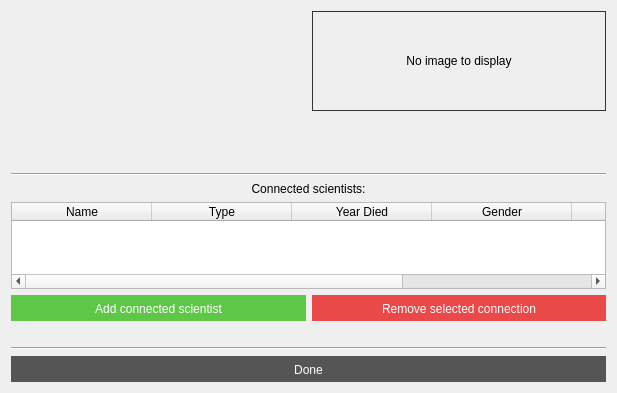
Above: VL1-project/computerinfowindow.ui from birkirk/vln1-35 before the change. Below: the same form after it.
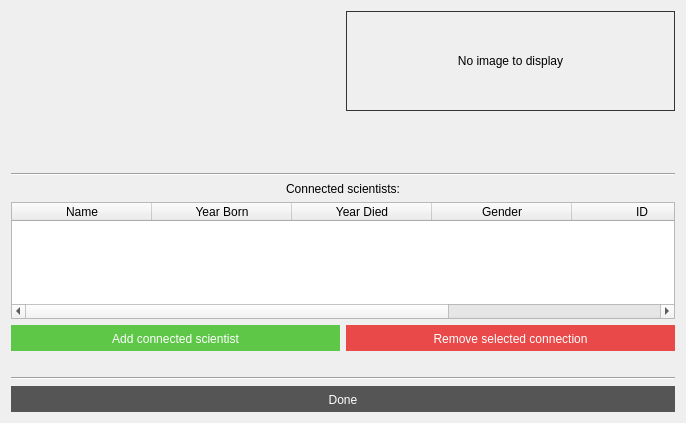
That is the form after the change.

Patch:
```diff
--- a/VL1-project/computerinfowindow.ui
+++ b/VL1-project/computerinfowindow.ui
@@ -6,8 +6,8 @@
    <rect>
     <x>0</x>
     <y>0</y>
-    <width>617</width>
-    <height>393</height>
+    <width>686</width>
+    <height>423</height>
    </rect>
   </property>
   <property name="windowTitle">
@@ -173,7 +173,7 @@
      </column>
      <column>
       <property name="text">
-       <string>Type</string>
+       <string>Year Born</string>
       </property>
      </column>
      <column>
```
